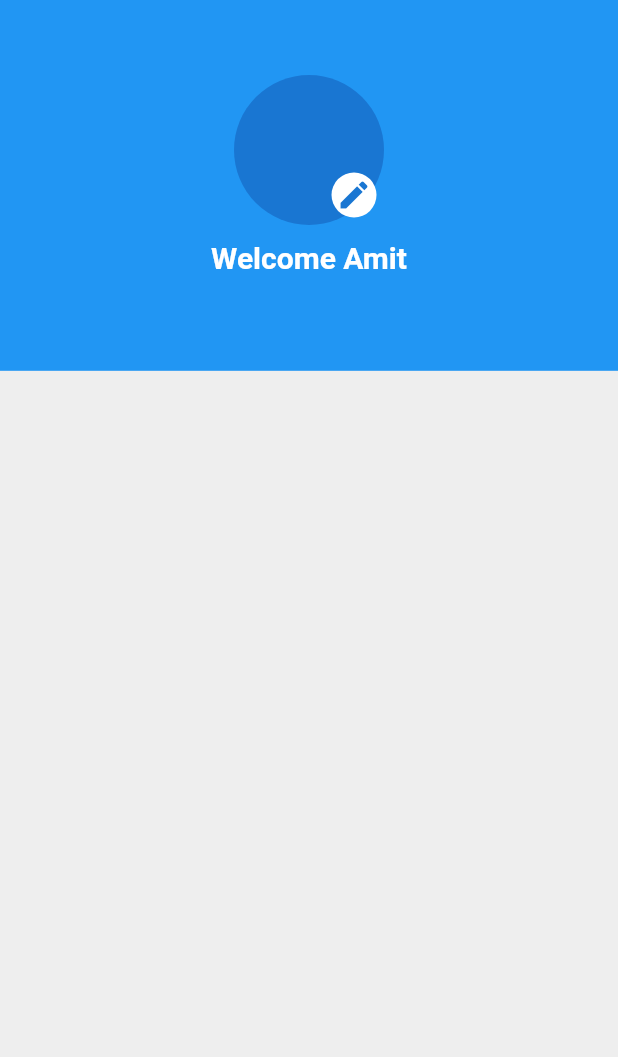
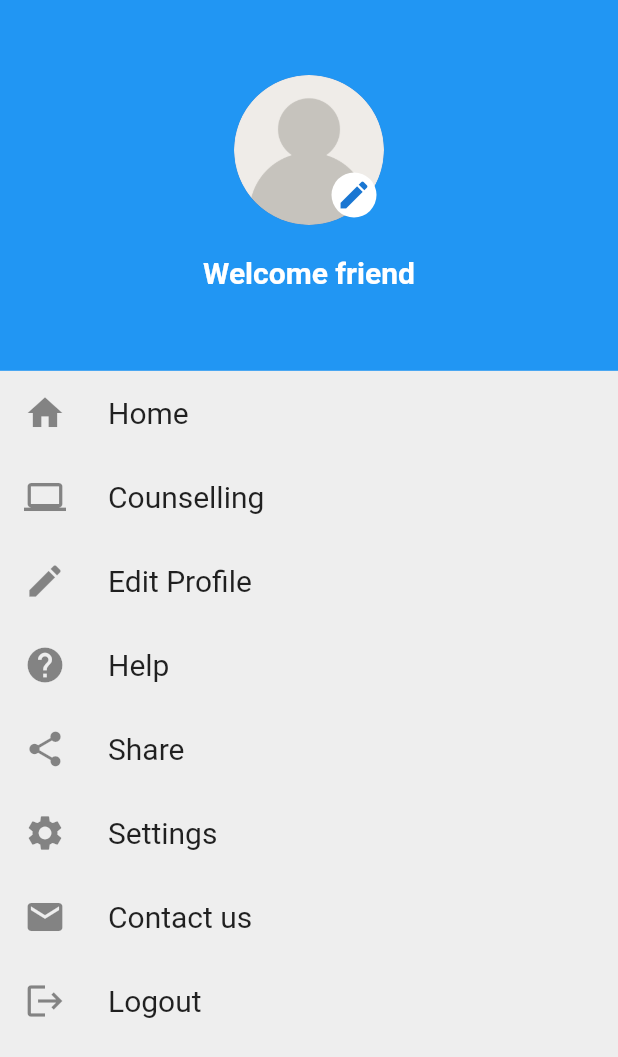
Before and after one commit to Vrushabh156/students_counselling, a Flutter app: the ProfilePage1 screen opened directly, on a phone screen of 412 x 824 dp. Shown: the top 1057 px of the screen. Run offline on Flutter 3.47's test engine with Material 2 defaults, Android fonts, the light colour scheme and no system bars; our stand-ins replace carousel_slider.

Commit message:
First Commit

```diff
--- a/lib/Screens/HomePage1.dart
+++ b/lib/Screens/HomePage1.dart
@@ -6,7 +6,6 @@ void main() {
 }
 
 class HomePage1 extends StatefulWidget {
-
   @override
   State<HomePage1> createState() => _HomePage111State();
 }
@@ -62,8 +61,6 @@ class _HomePage111State extends State<HomePage1> {
             autoPlayAnimationDuration: const Duration(milliseconds: 800),
           ),
         ),
-
-
         CarouselSlider(
           items: [
             Container(
@@ -108,7 +105,6 @@ class _HomePage111State extends State<HomePage1> {
             // autoPlayAnimationDuration: const Duration(milliseconds: 800),
           ),
         ),
-
         CarouselSlider(
           items: [
             Container(
--- a/lib/Screens/Splash_screen.dart
+++ b/lib/Screens/Splash_screen.dart
@@ -40,12 +40,14 @@ class _SplashScreenState extends State<SplashScreen> {
               mainAxisAlignment: MainAxisAlignment.center,
               children: const [
                 Padding(padding: EdgeInsets.fromLTRB(0, 100, 0, 0)),
-                Text(
-                  "Students Counselling App",
-                  style: TextStyle(
-                    fontSize: 27,
-                    color: Colors.black,
-                    fontWeight: FontWeight.bold,
+                Center(
+                  child: Text(
+                    "Students Admission\n\t\t\tCounselling App",
+                    style: TextStyle(
+                      fontSize: 27,
+                      color: Colors.black,
+                      fontWeight: FontWeight.bold,
+                    ),
                   ),
                 )
               ],
--- a/lib/Screens/profile.dart
+++ b/lib/Screens/profile.dart
@@ -8,6 +8,8 @@ class ProfilePage1 extends StatefulWidget {
 }
 
 class _ProfilePageState extends State<ProfilePage1> {
+  Color _color1 = Color(0xFF50C2C9);
+
   @override
   Widget build(BuildContext context) {
     return Scaffold(
@@ -15,6 +17,7 @@ class _ProfilePageState extends State<ProfilePage1> {
       body: ListView(
         children: <Widget>[
           Container(
+            // color: _color1,
             color: Colors.blue,
             height: MediaQuery.of(context).size.height * 0.3,
             width: double.infinity,
@@ -26,8 +29,8 @@ class _ProfilePageState extends State<ProfilePage1> {
                     children: const [
                       CircleAvatar(
                         radius: 50,
-                        // backgroundColor: Colors.white,
-                        // backgroundImage: ,
+                        backgroundImage:
+                            AssetImage('assets/images/profile.png'),
                       ),
                       Positioned(
                           bottom: 5,
@@ -42,12 +45,15 @@ class _ProfilePageState extends State<ProfilePage1> {
                   const SizedBox(
                     height: 10,
                   ),
-                  const Text(
-                    "Welcome Amit",
-                    style: TextStyle(
-                        fontSize: 20,
-                        fontWeight: FontWeight.w700,
-                        color: Colors.white),
+                  const Padding(
+                    padding: EdgeInsets.only(top: 10),
+                    child: Text(
+                      "Welcome friend",
+                      style: TextStyle(
+                          fontSize: 20,
+                          fontWeight: FontWeight.w700,
+                          color: Colors.white),
+                    ),
                   ),
                   const SizedBox(
                     height: 5,
@@ -55,7 +61,93 @@ class _ProfilePageState extends State<ProfilePage1> {
                 ],
               ),
             ),
-          )
+          ),
+          SingleChildScrollView(
+            child: Column(
+              children: const [
+                ListTile(
+                  leading: Icon(
+                    Icons.home,
+                    size: 28,
+                  ),
+                  title: Text(
+                    "Home",
+                    style: TextStyle(fontSize: 20),
+                  ),
+                ),
+                ListTile(
+                  leading: Icon(
+                    Icons.computer,
+                    size: 28,
+                  ),
+                  title: Text(
+                    "Counselling",
+                    style: TextStyle(fontSize: 20),
+                  ),
+                ),
+                ListTile(
+                  leading: Icon(
+                    Icons.edit,
+                    size: 28,
+                  ),
+                  title: Text(
+                    "Edit Profile",
+                    style: TextStyle(fontSize: 20),
+                  ),
+                ),
+                ListTile(
+                  leading: Icon(
+                    Icons.help,
+                    size: 28,
+                  ),
+                  title: Text(
+                    "Help",
+                    style: TextStyle(fontSize: 20),
+                  ),
+                ),
+                ListTile(
+                  leading: Icon(
+                    Icons.share,
+                    size: 28,
+                  ),
+                  title: Text(
+                    "Share",
+                    style: TextStyle(fontSize: 20),
+                  ),
+                ),
+                ListTile(
+                  leading: Icon(
+                    Icons.settings,
+                    size: 28,
+                  ),
+                  title: Text(
+                    "Settings",
+                    style: TextStyle(fontSize: 20),
+                  ),
+                ),
+                ListTile(
+                  leading: Icon(
+                    Icons.email,
+                    size: 28,
+                  ),
+                  title: Text(
+                    "Contact us",
+                    style: TextStyle(fontSize: 20),
+                  ),
+                ),
+                ListTile(
+                  leading: Icon(
+                    Icons.logout,
+                    size: 28,
+                  ),
+                  title: Text(
+                    "Logout",
+                    style: TextStyle(fontSize: 20),
+                  ),
+                ),
+              ],
+            ),
+          ),
         ],
       ),
     );
```
Also changed, not shown: assets/images/profile.png (added), 1 other file. Lines whose indentation alone changed are shown as unchanged.
